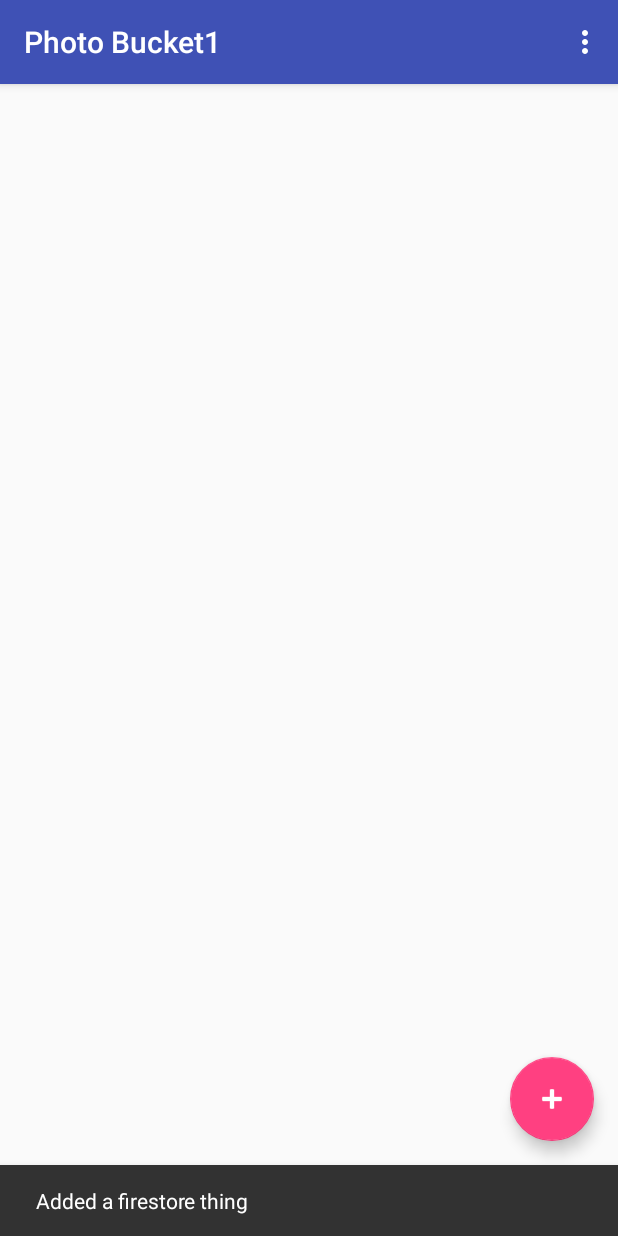
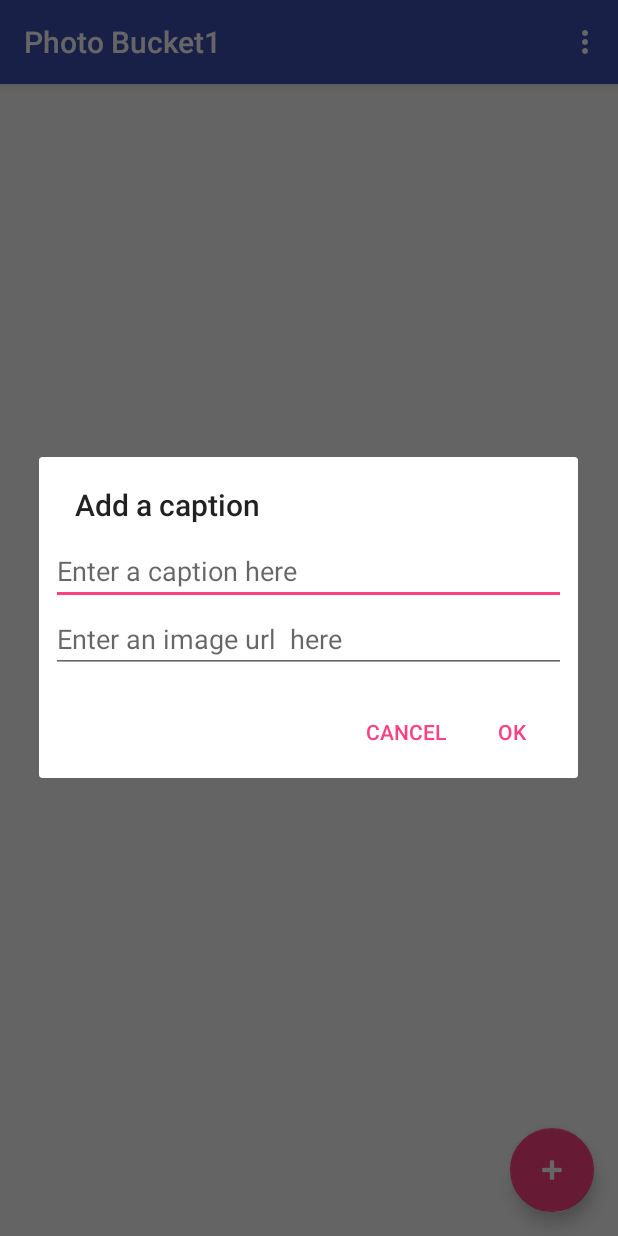
Before and after one commit to Kilkee/PhotoBucket1, an Android app: the screen it shows after launch (MainActivity), after a tap on an icon or button, on a phone screen of 412 x 824 dp. Run offline under Robolectric (Android 15) with nearby library versions, the phone set to English and light mode, and no system bars; our stand-ins replace Firebase (no records; nobody signed in at launch, a user with empty details on screens opened directly).

Commit message:
functional unsorted CR

```diff
--- a/PhotoBucket1/app/build.gradle
+++ b/PhotoBucket1/app/build.gradle
@@ -28,6 +28,7 @@ dependencies {
     testImplementation 'junit:junit:4.12'
     androidTestImplementation 'com.android.support.test:runner:1.0.2'
     androidTestImplementation 'com.android.support.test.espresso:espresso-core:3.0.2'
+    implementation 'com.koushikdutta.ion:ion:2.+'
 }
 
 apply plugin: 'com.google.gms.google-services'
--- a/PhotoBucket1/app/src/main/java/com/example/delaney/photobucket1/Constants.java
+++ b/PhotoBucket1/app/src/main/java/com/example/delaney/photobucket1/Constants.java
@@ -6,5 +6,6 @@ public class Constants {
     public static final String COLLECTION_PATH = "photobucket";
     public static final String KEY_CAPTION = "caption";
     public static final String KEY_IMAGEURL = "imageurl";
+    public static final String KEY_CREATED = "created";
 
 }
--- a/PhotoBucket1/app/src/main/java/com/example/delaney/photobucket1/MainActivity.java
+++ b/PhotoBucket1/app/src/main/java/com/example/delaney/photobucket1/MainActivity.java
@@ -1,9 +1,11 @@
 package com.example.delaney.photobucket1;
 
+import android.content.DialogInterface;
 import android.os.Bundle;
 import android.support.annotation.NonNull;
 import android.support.design.widget.FloatingActionButton;
 import android.support.design.widget.Snackbar;
+import android.support.v7.app.AlertDialog;
 import android.support.v7.app.AppCompatActivity;
 import android.support.v7.widget.LinearLayoutManager;
 import android.support.v7.widget.RecyclerView;
@@ -12,6 +14,8 @@ import android.util.Log;
 import android.view.View;
 import android.view.Menu;
 import android.view.MenuItem;
+import android.widget.EditText;
+import android.widget.TextView;
 
 import com.google.android.gms.tasks.OnCompleteListener;
 import com.google.android.gms.tasks.OnFailureListener;
@@ -67,7 +71,7 @@ public class MainActivity extends AppCompatActivity {
         fab.setOnClickListener(new View.OnClickListener() {
             @Override
             public void onClick(View view) {
-                Snackbar.make(view, "Added a firestore thing", Snackbar.LENGTH_LONG).show();
+                showAddDialog();
 
 // Create a new user with a first and last name
 //                Map<String, Object> PB = new HashMap<>();
@@ -78,6 +82,33 @@ public class MainActivity extends AppCompatActivity {
               //  db.collection("photobucket").add(PB);
             }
         });
+    }
+
+    private void showAddDialog() {
+        AlertDialog.Builder builder = new AlertDialog.Builder(this);
+        View view = getLayoutInflater().inflate(R.layout.photobucket_dialog, null, false);
+        builder.setView(view);
+        builder.setTitle("Add a caption");
+        final TextView captionEditText = view.findViewById(R.id.dialog_caption_edittext);
+        final TextView imageurlEditText = view.findViewById(R.id.dialog_imageurl_edittext);
+        builder.setPositiveButton(android.R.string.ok, new DialogInterface.OnClickListener() {
+            @Override
+            public void onClick(DialogInterface dialogInterface, int i) {
+                Map<String, Object> pb = new HashMap<>();
+                pb.put(Constants.KEY_CAPTION, captionEditText.getText().toString());
+                pb.put(Constants.KEY_IMAGEURL, imageurlEditText.getText().toString());
+                pb.put(Constants.KEY_CREATED, imageurlEditText.getText().toString());
+
+                FirebaseFirestore.getInstance().collection(Constants.COLLECTION_PATH).add(pb);
+            }
+
+            });
+
+        builder.setNegativeButton(android.R.string.cancel, null);
+
+
+
+        builder.create().show();
     }
 
     @Override
--- /dev/null
+++ b/PhotoBucket1/app/src/main/res/layout/photobucket_dialog.xml
@@ -0,0 +1,22 @@
+<?xml version="1.0" encoding="utf-8"?>
+<LinearLayout
+    xmlns:android="http://schemas.android.com/apk/res/android"
+    android:layout_width="match_parent"
+    android:layout_height="match_parent"
+    android:orientation="vertical"
+    android:padding="8dp"
+    >
+
+    <EditText
+        android:id="@+id/dialog_caption_edittext"
+        android:hint="Enter a caption here"
+        android:layout_width="match_parent"
+        android:layout_height="wrap_content" />
+
+    <EditText
+        android:id="@+id/dialog_imageurl_edittext"
+        android:hint="Enter an image url  here"
+        android:layout_width="match_parent"
+        android:layout_height="wrap_content" />
+
+</LinearLayout>
```
